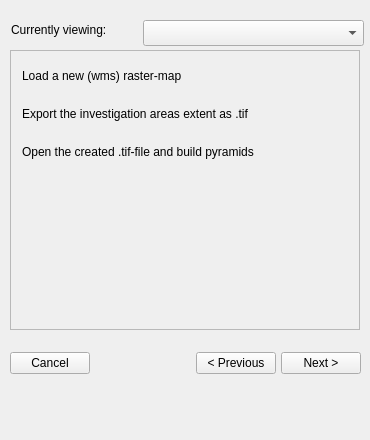
UdK-VPT/Open_eQuarter, file ui_main_process_dock.ui: the form before one commit.
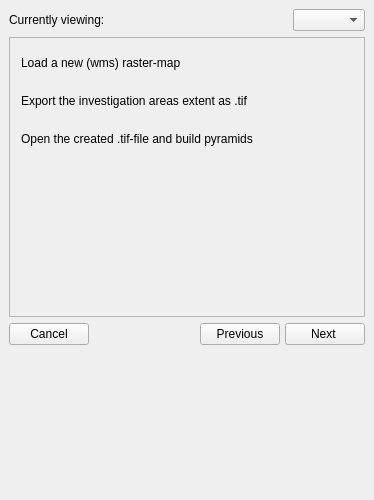
The form after the commit. The open tabs and pages were chosen to show the change. Icons and pictures are not drawn. Custom widgets are drawn as their Qt base class.

The edit to the form file:
```diff
--- a/ui_main_process_dock.ui
+++ b/ui_main_process_dock.ui
@@ -6,14 +6,14 @@
    <rect>
     <x>0</x>
     <y>0</y>
-    <width>370</width>
-    <height>440</height>
+    <width>374</width>
+    <height>500</height>
    </rect>
   </property>
   <property name="minimumSize">
    <size>
-    <width>370</width>
-    <height>440</height>
+    <width>374</width>
+    <height>500</height>
    </size>
   </property>
   <property name="styleSheet">
@@ -52,21 +52,48 @@
      <verstretch>0</verstretch>
     </sizepolicy>
    </property>
+   <layout class="QVBoxLayout" name="verticalLayout_5">
+    <item>
+     <layout class="QHBoxLayout" name="horizontalLayout_3">
+      <item>
+       <widget class="QLabel" name="label">
+        <property name="text">
+         <string>Currently viewing:</string>
+        </property>
+       </widget>
+      </item>
+      <item>
+       <spacer name="horizontalSpacer_3">
+        <property name="orientation">
+         <enum>Qt::Horizontal</enum>
+        </property>
+        <property name="sizeHint" stdset="0">
+         <size>
+          <width>40</width>
+          <height>20</height>
+         </size>
+        </property>
+       </spacer>
+      </item>
+      <item>
+       <widget class="QComboBox" name="active_page_dropdown"/>
+      </item>
+     </layout>
+    </item>
+    <item>
    <widget class="QStackedWidget" name="process_page">
     <property name="enabled">
      <bool>true</bool>
     </property>
-    <property name="geometry">
-     <rect>
-      <x>10</x>
-      <y>50</y>
+      <property name="minimumSize">
+       <size>
       <width>350</width>
       <height>280</height>
-     </rect>
-    </property>
-    <property name="minimumSize">
+       </size>
+      </property>
+      <property name="maximumSize">
      <size>
-      <width>350</width>
+        <width>16777215</width>
       <height>280</height>
      </size>
     </property>
@@ -308,39 +335,9 @@
      </layout>
     </widget>
    </widget>
-   <widget class="QLabel" name="label">
-    <property name="geometry">
-     <rect>
-      <x>11</x>
-      <y>17</y>
-      <width>121</width>
-      <height>26</height>
-     </rect>
-    </property>
-    <property name="text">
-     <string>Currently viewing:</string>
-    </property>
-   </widget>
-   <widget class="QComboBox" name="active_page_dropdown">
-    <property name="geometry">
-     <rect>
-      <x>143</x>
-      <y>20</y>
-      <width>221</width>
-      <height>26</height>
-     </rect>
-    </property>
-   </widget>
-   <widget class="QWidget" name="horizontalLayoutWidget">
-    <property name="geometry">
-     <rect>
-      <x>10</x>
-      <y>335</y>
-      <width>351</width>
-      <height>56</height>
-     </rect>
-    </property>
-    <layout class="QHBoxLayout" name="horizontalLayout">
+    </item>
+    <item>
+     <layout class="QHBoxLayout" name="button_layout">
      <property name="spacing">
       <number>5</number>
      </property>
@@ -367,19 +364,77 @@
      <item>
       <widget class="QPushButton" name="process_button_prev">
        <property name="text">
-        <string>&lt; Previous</string>
+         <string>Previous</string>
+        </property>
+        <property name="icon">
+         <iconset resource="resources.qrc">
+          <normaloff>:/Icons/Icons/arrow_left.png</normaloff>:/Icons/Icons/arrow_left.png</iconset>
        </property>
       </widget>
      </item>
      <item>
       <widget class="QPushButton" name="process_button_next">
+        <property name="layoutDirection">
+         <enum>Qt::RightToLeft</enum>
+        </property>
        <property name="text">
-        <string>Next &gt;</string>
-       </property>
+         <string>Next </string>
+        </property>
+        <property name="icon">
+         <iconset resource="resources.qrc">
+          <normaloff>:/Icons/Icons/arrow_right.png</normaloff>:/Icons/Icons/arrow_right.png</iconset>
+        </property>
+        <property name="iconSize">
+         <size>
+          <width>16</width>
+          <height>16</height>
+         </size>
+        </property>
       </widget>
      </item>
     </layout>
-   </widget>
+    </item>
+    <item>
+     <spacer name="vertical_logo_spacer">
+      <property name="orientation">
+       <enum>Qt::Vertical</enum>
+      </property>
+      <property name="sizeHint" stdset="0">
+       <size>
+        <width>20</width>
+        <height>32</height>
+       </size>
+      </property>
+     </spacer>
+    </item>
+    <item>
+     <layout class="QHBoxLayout" name="logo_layout">
+      <item>
+       <widget class="QClickableLabel" name="oeq_clickable_logo">
+        <property name="text">
+         <string/>
+        </property>
+        <property name="pixmap">
+         <pixmap resource="resources.qrc">:/Icons/Icons/programmlogo.png</pixmap>
+        </property>
+       </widget>
+      </item>
+      <item>
+       <spacer name="horizontalSpacer_2">
+        <property name="orientation">
+         <enum>Qt::Horizontal</enum>
+        </property>
+        <property name="sizeHint" stdset="0">
+         <size>
+          <width>40</width>
+          <height>20</height>
+         </size>
+        </property>
+       </spacer>
+      </item>
+     </layout>
+    </item>
+   </layout>
   </widget>
  </widget>
  <customwidgets>
@@ -388,6 +443,11 @@
    <extends>QPushButton</extends>
    <header>ui_process_button</header>
   </customwidget>
+  <customwidget>
+   <class>QClickableLabel</class>
+   <extends>QLabel</extends>
+   <header>ui_clickable_label</header>
+  </customwidget>
  </customwidgets>
  <resources>
   <include location="../OpenEQuartersMain/resources.qrc"/>
```
Left out of the diff: 5 changed lines with no effect on the pictures. Lines whose indentation alone changed are shown as unchanged.
